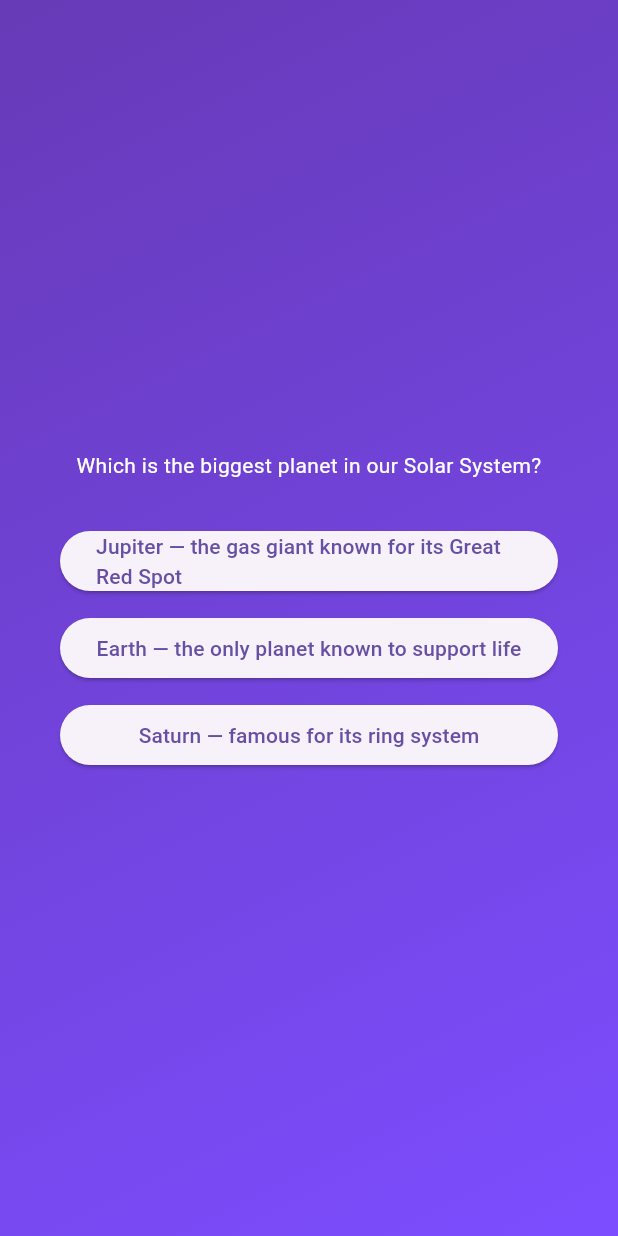
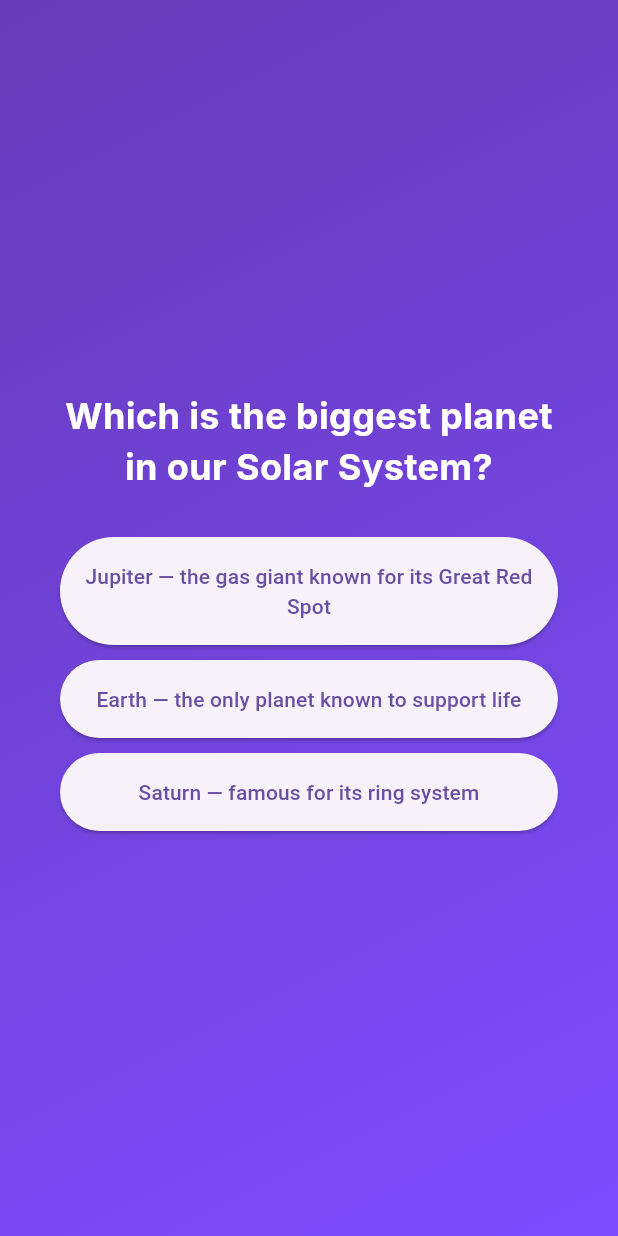
Before and after one commit to ragavendranbala/Quiz-App-Flutter, a Flutter app: the screen it shows after launch, after a tap on "Start Quiz", on a phone screen of 412 x 824 dp. Run offline on Flutter 3.47's test engine with Material 3 defaults, Android fonts, the phone set to English and light mode, and no system bars; our stand-ins replace google_fonts.

```diff
--- a/lib/answer_button.dart
+++ b/lib/answer_button.dart
@@ -18,8 +18,9 @@ class AnswerButton extends StatelessWidget {
         shape: RoundedRectangleBorder(
           borderRadius: BorderRadiusGeometry.circular(40),
         ),
+        padding: EdgeInsets.all(16),
       ),
-      child: Text(answerString),
+      child: Text(answerString, textAlign: TextAlign.center),
     );
   }
 }
--- a/lib/question_screen.dart
+++ b/lib/question_screen.dart
@@ -1,9 +1,12 @@
 import 'package:flutter/material.dart';
 import 'package:quiz_app/answer_button.dart';
 import 'package:quiz_app/data/questions.dart';
+import 'package:google_fonts/google_fonts.dart';
 
 class QuestionScreen extends StatefulWidget {
-  const QuestionScreen({super.key});
+  final void Function(String answer) onAnswerSelected;
+  const QuestionScreen({super.key, required this.onAnswerSelected});
+
   @override
   State<QuestionScreen> createState() {
     return _QuestionScreenState();
@@ -11,9 +14,17 @@ class QuestionScreen extends StatefulWidget {
 }
 
 class _QuestionScreenState extends State<QuestionScreen> {
-  final currentQuestion = questions[0];
+  var currentQuestionIndex = 0;
+  void onClickAnswerButton(String answer) {
+    widget.onAnswerSelected(answer);
+    setState(() {
+      currentQuestionIndex += 1;
+    });
+  }
+
   @override
   Widget build(BuildContext context) {
+    final currentQuestion = questions[currentQuestionIndex];
     return Center(
       child: Container(
         margin: EdgeInsets.all(40),
@@ -23,7 +34,11 @@ class _QuestionScreenState extends State<QuestionScreen> {
           children: [
             Text(
               currentQuestion.question,
-              style: TextStyle(color: Colors.white),
+              style: GoogleFonts.inter(
+                color: Colors.white,
+                fontSize: 24,
+                fontWeight: FontWeight.bold,
+              ),
               textAlign: TextAlign.center,
             ),
             SizedBox(height: 30),
@@ -31,7 +46,12 @@ class _QuestionScreenState extends State<QuestionScreen> {
               return Column(
                 crossAxisAlignment: CrossAxisAlignment.stretch,
                 children: [
-                  AnswerButton(onTap: () {}, answerString: answer),
+                  AnswerButton(
+                    onTap: () {
+                      onClickAnswerButton(answer);
+                    },
+                    answerString: answer,
+                  ),
                   SizedBox(height: 10),
                 ],
               );
--- a/lib/quiz.dart
+++ b/lib/quiz.dart
@@ -1,6 +1,8 @@
 import 'package:flutter/material.dart';
 import 'package:quiz_app/home.dart';
 import 'package:quiz_app/question_screen.dart';
+import 'package:quiz_app/results_screen.dart';
+import 'package:quiz_app/data/questions.dart';
 
 class Quiz extends StatefulWidget {
   const Quiz({super.key});
@@ -12,19 +14,45 @@ class Quiz extends StatefulWidget {
 }
 
 class _QuizState extends State<Quiz> {
-  int selectedWidget = 0;
+  List<String> selectedAnswers = [];
+  int activeScreenIndex = 0;
 
   void changeScreen() {
     setState(() {
-      selectedWidget = 1;
+      activeScreenIndex = 1;
+    });
+  }
+
+  void chooseAnswer(String answer) {
+    selectedAnswers.add(answer);
+
+    if (selectedAnswers.length == questions.length) {
+      setState(() {
+        activeScreenIndex = 2;
+      });
+    }
+  }
+
+  void onClickRestartQuiz() {
+    print('ravgfa');
+    setState(() {
+      selectedAnswers = [];
+      activeScreenIndex = 0;
     });
   }
 
   @override
   Widget build(BuildContext context) {
     Widget currentScreen = Home(changeScreen);
-    if (selectedWidget == 1) {
-      currentScreen = QuestionScreen();
+
+    switch (activeScreenIndex) {
+      case 1:
+        currentScreen = QuestionScreen(onAnswerSelected: chooseAnswer);
+      case 2:
+        currentScreen = ResultsScreen(
+          selectedAnswers,
+          restartQuiz: onClickRestartQuiz,
+        );
     }
 
     return MaterialApp(
--- a/pubspec.yaml
+++ b/pubspec.yaml
@@ -34,6 +34,7 @@ dependencies:
   # The following adds the Cupertino Icons font to your application.
   # Use with the CupertinoIcons class for iOS style icons.
   cupertino_icons: ^1.0.8
+  google_fonts: ^6.3.2
 
 dev_dependencies:
   flutter_test:
```
Also changed, not shown: lib/question_summary_screen.dart (added, +70 -0 lines), lib/results_screen.dart (added, +69 -0 lines).
